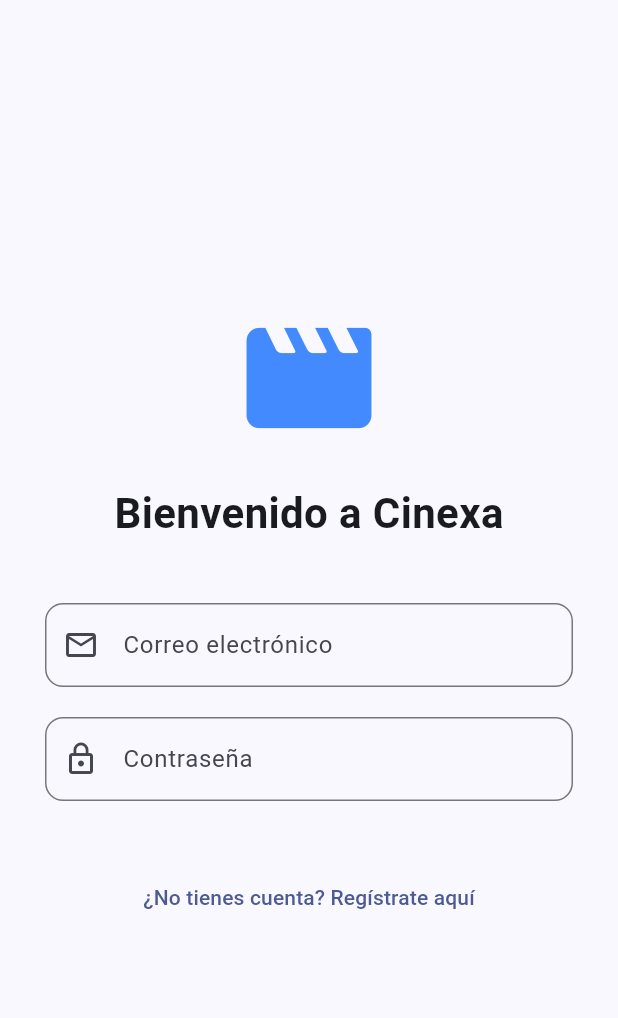
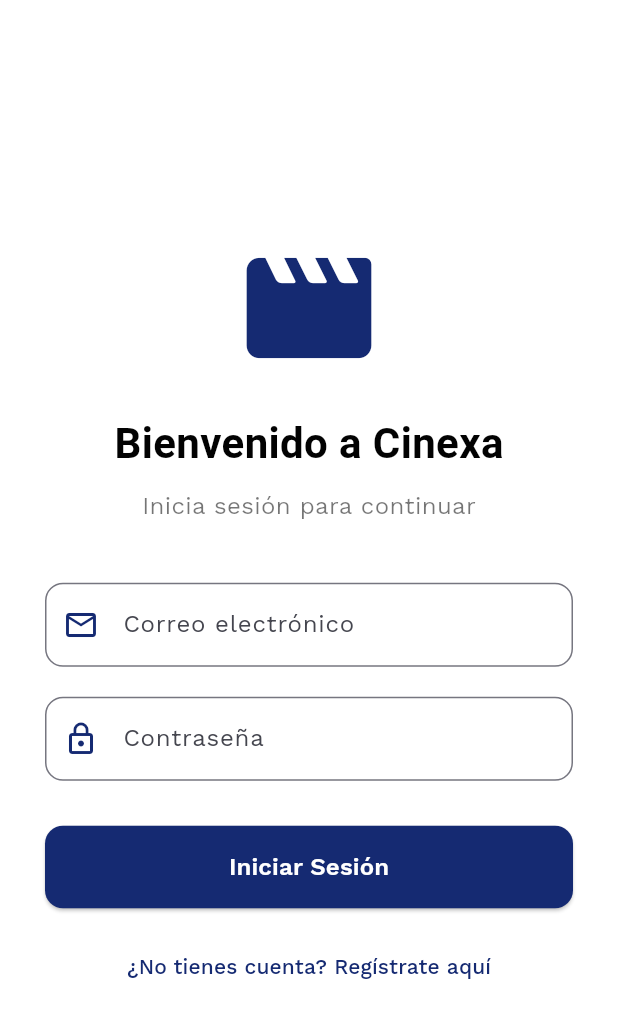
Before and after one commit to H0N3ys/Dreamers_Movies_App_Bv, a Flutter app: the screen it shows after launch, on a phone screen of 412 x 824 dp. Shown: the top 1018 px of the screen. Run offline on Flutter 3.47's test engine with Material 3 defaults, Android fonts, the phone set to English and light mode, and no system bars; our stand-ins replace go_router; Roboto replaces fonts that are missing (Output).

Commit message:
Cambios antes de traer rama-de-charlye

```diff
--- a/lib/presentation/auth/login_screen.dart
+++ b/lib/presentation/auth/login_screen.dart
@@ -1,4 +1,5 @@
 import 'package:flutter/material.dart';
+import 'package:dreamers_movies_app_bv/theme/app_theme.dart';
 
 class LoginScreen extends StatelessWidget {
   static const name = 'login-screen';
@@ -16,51 +17,122 @@ class LoginScreen extends StatelessWidget {
               child: Column(
                 mainAxisAlignment: MainAxisAlignment.center,
                 children: [
-                  // Icono
-                  const Icon(Icons.movie_creation_rounded, size: 100, color: Colors.blueAccent),
+
+                  // Logo
+                  const Icon(
+                    Icons.movie_creation_rounded,
+                    size: 100,
+                    color: AppTheme.secondaryColor,
+                  ),
+
                   const SizedBox(height: 20),
 
                   // Título
                   const Text(
                     'Bienvenido a Cinexa',
-                    style: TextStyle(fontSize: 28, fontWeight: FontWeight.bold)
+                    style: TextStyle(
+                      fontFamily: 'Output',
+                      fontSize: 28,
+                      fontWeight: FontWeight.bold,
+                      color: AppTheme.accentColor,
+                    ),
                   ),
+
+                  const SizedBox(height: 10),
+
+                  const Text(
+                    'Inicia sesión para continuar',
+                    style: TextStyle(
+                      fontFamily: 'WorkSans',
+                      fontSize: 16,
+                      color: Colors.black54,
+                    ),
+                  ),
+
                   const SizedBox(height: 40),
 
-                  // Campo de Correo
+                  // Correo
                   TextFormField(
                     keyboardType: TextInputType.emailAddress,
+                    style: const TextStyle(
+                      fontFamily: 'WorkSans',
+                    ),
                     decoration: InputDecoration(
                       labelText: 'Correo electrónico',
+                      labelStyle: const TextStyle(
+                        fontFamily: 'WorkSans',
+                      ),
+                      prefixIcon: const Icon(
+                        Icons.email_outlined,
+                        color: AppTheme.secondaryColor,
+                      ),
                       border: OutlineInputBorder(
-                        borderRadius: BorderRadius.circular(12)
+                        borderRadius: BorderRadius.circular(12),
                       ),
-                      prefixIcon: const Icon(Icons.email_outlined),
                     ),
                   ),
+
                   const SizedBox(height: 20),
 
-                  //Contraseña
+                  // Contraseña
                   TextFormField(
-                    obscureText: true, // Oculta los caracteres
+                    obscureText: true,
+                    style: const TextStyle(
+                      fontFamily: 'WorkSans',
+                    ),
                     decoration: InputDecoration(
                       labelText: 'Contraseña',
+                      labelStyle: const TextStyle(
+                        fontFamily: 'WorkSans',
+                      ),
+                      prefixIcon: const Icon(
+                        Icons.lock_outline,
+                        color: AppTheme.secondaryColor,
+                      ),
                       border: OutlineInputBorder(
-                        borderRadius: BorderRadius.circular(12)
+                        borderRadius: BorderRadius.circular(12),
                       ),
-                      prefixIcon: const Icon(Icons.lock_outline),
                     ),
                   ),
+
                   const SizedBox(height: 30),
-                  const SizedBox(height: 10),
 
-                  // Botón de texto para registro
+                  // Botón Login
+                  SizedBox(
+                    width: double.infinity,
+                    height: 55,
+                    child: ElevatedButton(
+                      style: ElevatedButton.styleFrom(
+                        backgroundColor: AppTheme.secondaryColor,
+                        foregroundColor: AppTheme.primaryColor,
+                        shape: RoundedRectangleBorder(
+                          borderRadius: BorderRadius.circular(12),
+                        ),
+                      ),
+                      onPressed: () {},
+                      child: const Text(
+                        'Iniciar Sesión',
+                        style: TextStyle(
+                          fontFamily: 'WorkSans',
+                          fontSize: 16,
+                          fontWeight: FontWeight.w600,
+                        ),
+                      ),
+                    ),
+                  ),
+
+                  const SizedBox(height: 15),
+
                   TextButton(
-                    onPressed: () {
-
-                    },
-                    child: const Text('¿No tienes cuenta? Regístrate aquí'),
-                  )
+                    onPressed: () {},
+                    child: const Text(
+                      '¿No tienes cuenta? Regístrate aquí',
+                      style: TextStyle(
+                        fontFamily: 'WorkSans',
+                        color: AppTheme.secondaryColor,
+                      ),
+                    ),
+                  ),
                 ],
               ),
             ),
--- a/lib/theme/app_theme.dart
+++ b/lib/theme/app_theme.dart
@@ -1,9 +1,32 @@
 import 'package:flutter/material.dart';
+
 class AppTheme {
-  //ThemeData es una clae que representa toda la configuraxcion visual de nuesta app
 
-  ThemeData getTheme () => ThemeData(
+  static const Color primaryColor = Color(0xFFFFFFFF); // Blanco
+  static const Color secondaryColor = Color(0xFF152A72); // Azul
+  static const Color accentColor = Color(0xFF020202); // Negro
+
+  ThemeData getTheme() => ThemeData(
     useMaterial3: true,
-    colorSchemeSeed: const Color(0XFF2862F5)
+
+    colorScheme: ColorScheme.fromSeed(
+      seedColor: secondaryColor,
+      brightness: Brightness.light,
+    ),
+
+    scaffoldBackgroundColor: primaryColor,
+
+    appBarTheme: const AppBarTheme(
+      backgroundColor: primaryColor,
+      foregroundColor: accentColor,
+      centerTitle: true,
+    ),
+
+    elevatedButtonTheme: ElevatedButtonThemeData(
+      style: ElevatedButton.styleFrom(
+        backgroundColor: secondaryColor,
+        foregroundColor: primaryColor,
+      ),
+    ),
   );
 }
```
Also changed, not shown: pubspec.yaml (+14 -0 lines), assets/fonts/Output-Bold.ttf (added), assets/fonts/Output-Regular.ttf (added), assets/fonts/WorkSans-Medium.ttf (added), assets/fonts/WorkSans-Regular.ttf (added).
